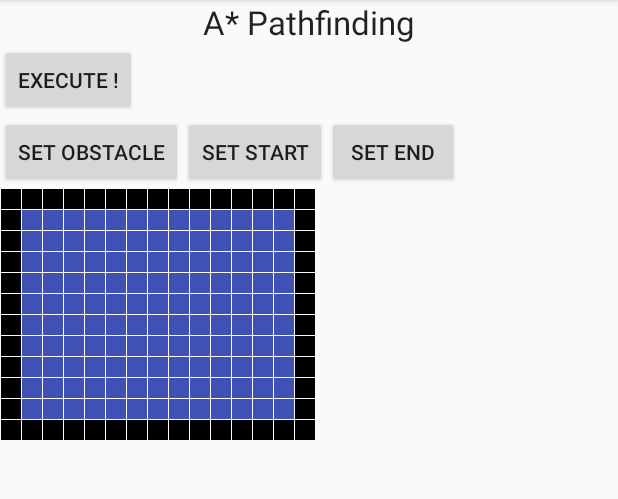
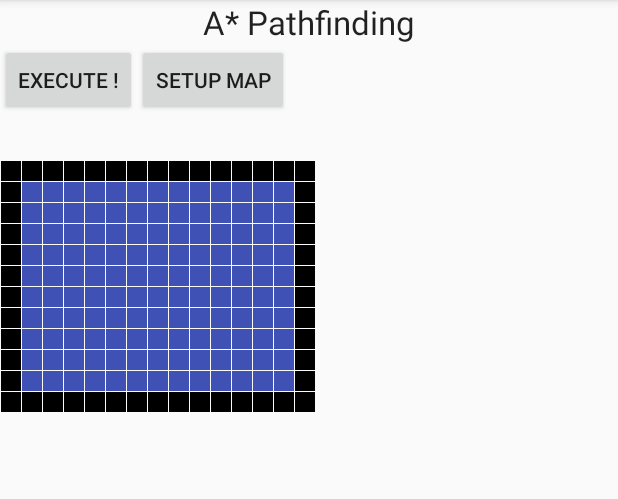
Before and after one commit to daminhtung/AStar, an Android app: the screen it shows after launch (MainActivity), on a phone screen of 412 x 824 dp, the part 84-583 px from its top. Run offline under Robolectric (Android 15) with nearby library versions, the phone set to English and light mode, and no system bars.

Commit message:
Update at home

```diff
--- a/app/src/main/java/Ultis/Libs.java
+++ b/app/src/main/java/Ultis/Libs.java
@@ -4,6 +4,7 @@ import android.content.Context;
 import android.content.res.Resources;
 import android.graphics.Point;
 import android.util.DisplayMetrics;
+import android.util.Log;
 
 /**
  * Created by FRAMGIA\nguyen.van.tung on 10/11/2016.
@@ -30,7 +31,8 @@ public class Libs {
         return dp;
     }
 
-    public double distanceTwoPoint(Point pointA, Point pointB){
-        return Math.sqrt( (pointB.x -= pointA.x)*pointB.x + (pointB.y -= pointA.y)*pointB.y );
+    public double distanceTwoPoint(Point pointA, Point pointB) {
+        double result = Math.sqrt( Math.pow( pointB.x -= pointA.x, 2)  +  Math.pow(pointB.y -= pointA.y, 2));
+        return result;
     }
 }
--- a/app/src/main/res/layout/activity_main.xml
+++ b/app/src/main/res/layout/activity_main.xml
@@ -15,11 +15,6 @@
         android:text="A* Pathfinding"
         android:textAppearance="?android:attr/textAppearanceLarge" />
 
-    <Button
-        android:id="@+id/execute"
-        android:layout_width="wrap_content"
-        android:layout_height="wrap_content"
-        android:text="Execute !" />
 
     <LinearLayout
 
@@ -28,21 +23,24 @@
         android:orientation="horizontal">
 
         <Button
+            android:id="@+id/execute"
+            android:layout_width="wrap_content"
+            android:layout_height="wrap_content"
+            android:text="Execute !" />
+
+        <Button
             android:id="@+id/obstacle"
             android:layout_width="wrap_content"
             android:layout_height="wrap_content"
-            android:text="Set obstacle" />
+            android:text="Setup Map" />
 
-        <Button
-            android:id="@+id/button_start"
-            android:layout_width="wrap_content"
-            android:layout_height="wrap_content"
-            android:text="Set Start" />
+    </LinearLayout>
 
-        <Button
-            android:id="@+id/button_end"
-            android:layout_width="wrap_content"
-            android:layout_height="wrap_content"
-            android:text="Set End" />
-    </LinearLayout>
+    <TextView
+        android:id="@+id/distance"
+        android:layout_width="wrap_content"
+        android:layout_height="wrap_content"
+        android:layout_gravity="center_horizontal"
+        android:textAppearance="?android:attr/textAppearanceLarge" />
+
 </LinearLayout>
```
Also changed, not shown: app/src/main/java/com/example/framgianguyenvantung/astar/MainActivity.java (+92 -42 lines).
